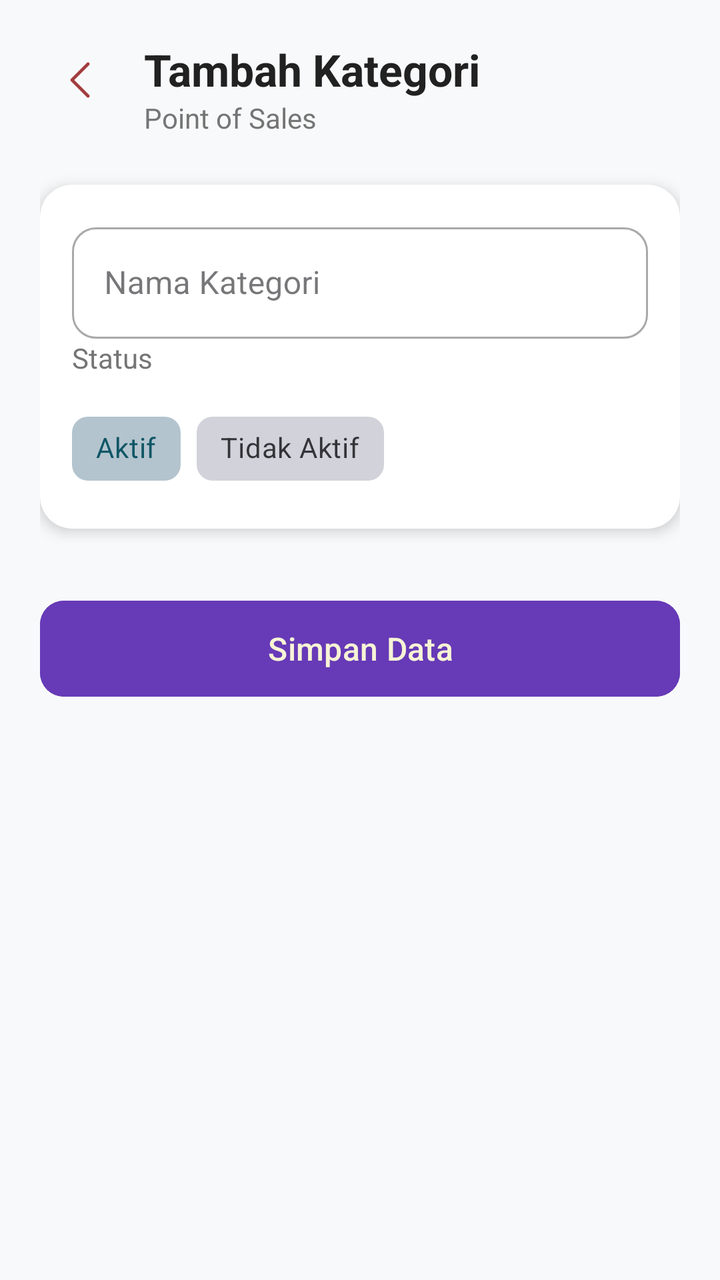
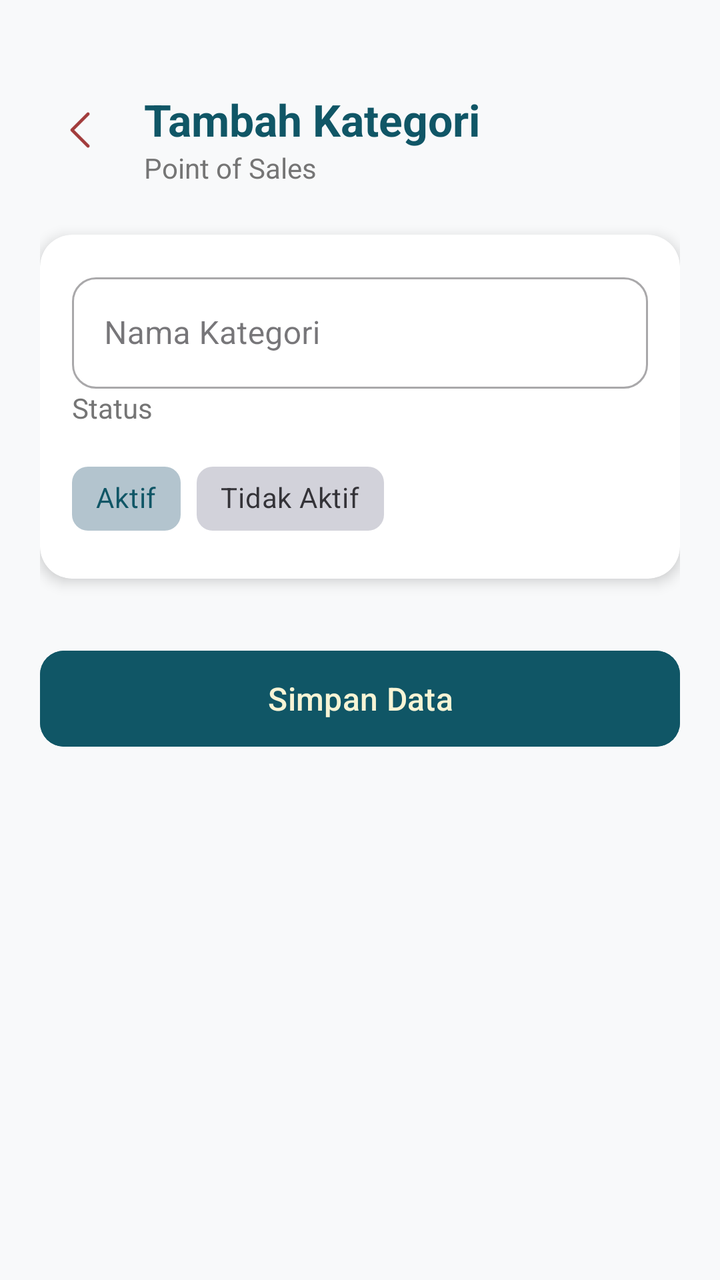

Two renders of the same Android screen: before a commit and after it. Below are the layout's source before the change and the commit's diff.
<!-- AndroidManifest.xml: application theme Theme.Penjualan -->
<!-- res/layout/activity_mod_kategori.xml -->
<?xml version="1.0" encoding="utf-8"?>
<LinearLayout xmlns:android="http://schemas.android.com/apk/res/android"
    xmlns:app="http://schemas.android.com/apk/res-auto"
    android:id="@+id/main"
    android:layout_width="match_parent"
    android:layout_height="match_parent"
    android:orientation="vertical"
    android:padding="20dp"
    android:background="#F8F9FA">

    <RelativeLayout
        android:layout_width="match_parent"
        android:layout_height="wrap_content"
        android:layout_marginBottom="24dp">

        <ImageView
            android:id="@+id/btnBack"
            android:layout_width="40dp"
            android:layout_height="40dp"
            android:padding="8dp"
            android:background="?attr/selectableItemBackgroundBorderless"
            android:src="@drawable/ic_back" /> <LinearLayout
        android:layout_width="wrap_content"
        android:layout_height="wrap_content"
        android:layout_toEndOf="@id/btnBack"
        android:layout_marginStart="12dp"
        android:orientation="vertical">

        <TextView
            android:id="@+id/tvJudul"
            android:layout_width="wrap_content"
            android:layout_height="wrap_content"
            android:text="Tambah Kategori"
            android:textColor="#212121"
            android:textSize="22sp"
            android:textStyle="bold" />

        <TextView
            android:layout_width="wrap_content"
            android:layout_height="wrap_content"
            android:text="Point of Sales"
            android:textColor="#757575"
            android:textSize="14sp" />
    </LinearLayout>
    </RelativeLayout>

    <androidx.cardview.widget.CardView
        android:layout_width="match_parent"
        android:layout_height="wrap_content"
        app:cardCornerRadius="16dp"
        app:cardElevation="4dp">

        <LinearLayout
            android:layout_width="match_parent"
            android:layout_height="wrap_content"
            android:orientation="vertical"
            android:padding="16dp">

            <com.google.android.material.textfield.TextInputLayout
                style="@style/Widget.MaterialComponents.TextInputLayout.OutlinedBox"
                android:layout_width="match_parent"
                android:layout_height="wrap_content"
                android:hint="Nama Kategori"
                app:boxCornerRadiusBottomEnd="12dp"
                app:boxCornerRadiusBottomStart="12dp"
                app:boxCornerRadiusTopEnd="12dp"
                app:boxCornerRadiusTopStart="12dp">

                <com.google.android.material.textfield.TextInputEditText
                    android:id="@+id/etNamaKategori"
                    android:layout_width="match_parent"
                    android:layout_height="wrap_content"
                    android:inputType="textCapWords" />
            </com.google.android.material.textfield.TextInputLayout>

            <TextView
                android:layout_width="wrap_content"
                android:layout_height="wrap_content"
                android:text="Status"
                android:textSize="14sp"
                android:textColor="#757575"
                android:layout_marginBottom="12dp"/>

            <com.google.android.material.chip.ChipGroup
                android:id="@+id/cgStatus"
                android:layout_width="match_parent"
                android:layout_height="wrap_content"
                app:singleSelection="true"
                app:selectionRequired="true">

                <com.google.android.material.chip.Chip
                    android:id="@+id/chipAktif"
                    style="@style/Widget.MaterialComponents.Chip.Choice"
                    android:layout_width="wrap_content"
                    android:layout_height="wrap_content"
                    android:text="Aktif"
                    app:chipCornerRadius="8dp"
                    android:checked="true" />

                <com.google.android.material.chip.Chip
                    android:id="@+id/chipNonAktif"
                    style="@style/Widget.MaterialComponents.Chip.Choice"
                    android:layout_width="wrap_content"
                    android:layout_height="wrap_content"
                    app:chipCornerRadius="8dp"
                    android:text="Tidak Aktif" />
            </com.google.android.material.chip.ChipGroup>

        </LinearLayout>
    </androidx.cardview.widget.CardView>

    <com.google.android.material.button.MaterialButton
        android:id="@+id/btnSimpan"
        android:layout_width="match_parent"
        android:layout_height="56dp"
        android:layout_marginTop="32dp"
        android:text="Simpan Data"
        android:textAllCaps="false"
        android:textSize="16sp"
        app:cornerRadius="12dp"
        android:backgroundTint="#673AB7"/>

</LinearLayout>
<!-- resources referenced by this layout -->
<resources>
  <!-- drawable ic_back: png bitmap (drawable, 536 bytes) -->
  <style name="Theme.Penjualan" parent="Base.Theme.Penjualan" />
  <style name="Base.Theme.Penjualan" parent="Theme.Material3.DayNight.NoActionBar">
          
          <item name="colorPrimary">@color/teal_deep</item>
          <item name="colorOnPrimary">@color/cream</item>
          <item name="colorPrimaryContainer">@color/teal_light</item>
          <item name="colorOnPrimaryContainer">@color/white</item>
  
          <item name="colorSecondary">@color/teal_light</item>
          <item name="colorOnSecondary">@color/white</item>
  
          <item name="android:windowBackground">@color/white</item>
          <item name="android:statusBarColor">@color/teal_deep</item>
      </style>
  <color name="teal_deep">#105666</color>
  <color name="cream">#F7F4D5</color>
  <color name="teal_light">#1A7D91</color>
  <color name="white">#FFFFFFFF</color>
</resources>

<!-- the commit's change to res/layout/activity_mod_kategori.xml (unified diff, before → after) -->
@@ -11,6 +11,7 @@
     <RelativeLayout
         android:layout_width="match_parent"
         android:layout_height="wrap_content"
+        android:paddingTop="25dp"
         android:layout_marginBottom="24dp">
 
         <ImageView
@@ -31,7 +32,7 @@
             android:layout_width="wrap_content"
             android:layout_height="wrap_content"
             android:text="Tambah Kategori"
-            android:textColor="#212121"
+            android:textColor="@color/teal_deep"
             android:textSize="22sp"
             android:textStyle="bold" />
 
@@ -118,6 +119,6 @@
         android:textAllCaps="false"
         android:textSize="16sp"
         app:cornerRadius="12dp"
-        android:backgroundTint="#673AB7"/>
+        android:backgroundTint="@color/teal_deep"/>
 
 </LinearLayout>
